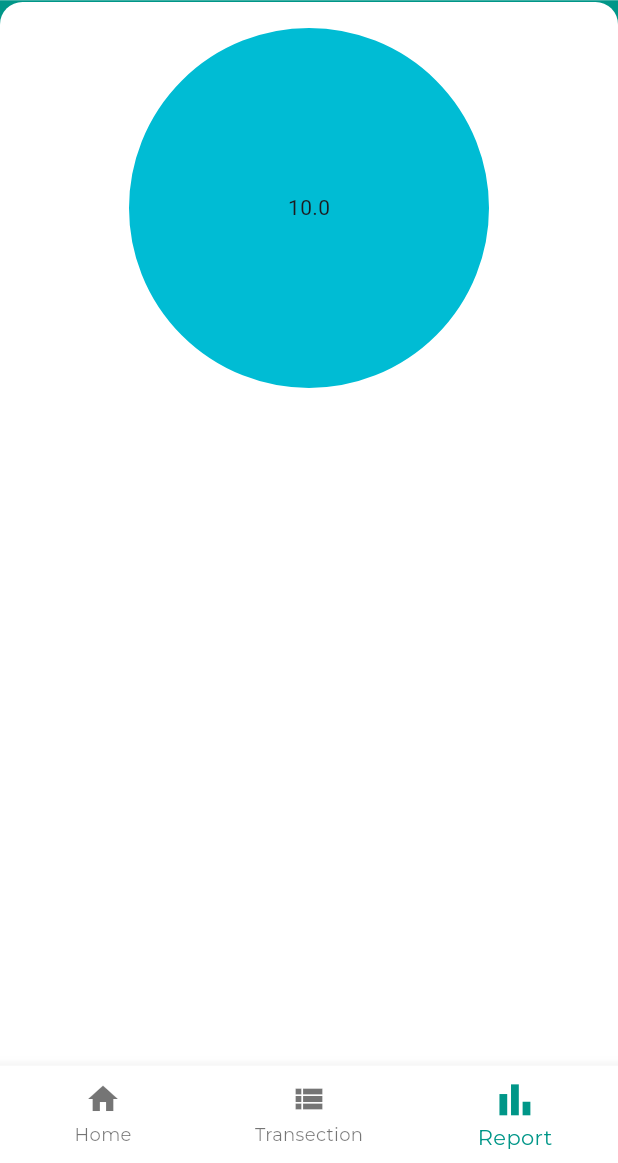
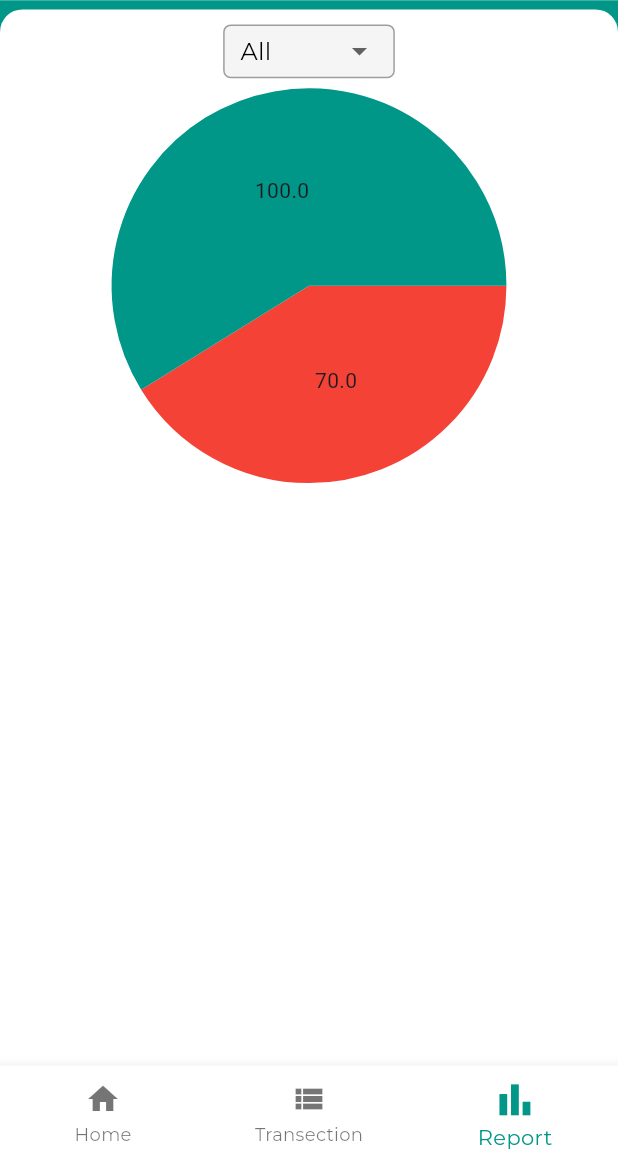
Before and after one commit to niceislam/Finance_manager, a Flutter app: the HomeScreen screen opened directly, item 3 of the bottom bar chosen, on a phone screen of 412 x 824 dp, the part 73-1236 px from its top. Run offline on Flutter 3.47's test engine with Material 3 defaults, Android fonts, the phone set to English and light mode, and no system bars; drawn by our look-alikes of fl_chart; our stand-ins replace cloud_firestore, device_preview, firebase_auth, firebase_core, firebase_storage, flutter_easyloading and 8 more; accounts and stored records are empty.

Commit message:
pieChart add

```diff
--- a/lib/app/module/home/controller/report_controller/report.dart
+++ b/lib/app/module/home/controller/report_controller/report.dart
@@ -2,5 +2,7 @@
 import 'package:get/get.dart';
 
 class ReportController extends GetxController {
-  HomeController HController = Get.find<HomeController>();
+  HomeController Hcontroller = Get.find<HomeController>();
+  RxList<String> reportList = ["All", "Today", "Weekly", "Monthly"].obs;
+  RxString initialValue = "All".obs;
 }
--- a/lib/app/module/home/view/screen/home_screen/bottom_home/report_body/report_body.dart
+++ b/lib/app/module/home/view/screen/home_screen/bottom_home/report_body/report_body.dart
@@ -1,6 +1,8 @@
 import 'package:finance_management/app/data/model/firebase_get_model.dart';
 import 'package:finance_management/app/module/home/Global_widget/custom_text.dart';
 import 'package:finance_management/app/module/home/controller/report_controller/report.dart';
+import 'package:finance_management/app/module/home/view/screen/home_screen/bottom_home/report_body/widget/piechart_report.dart';
+import 'package:finance_management/app/module/home/view/screen/home_screen/bottom_home/report_body/widget/report_category.dart';
 import 'package:fl_chart/fl_chart.dart';
 import 'package:flutter/material.dart';
 import 'package:flutter_screenutil/flutter_screenutil.dart';
@@ -20,10 +22,11 @@
             clipBehavior: Clip.none,
             children: [
               Container(height: 20.h, width: size.width, color: Colors.teal),
-              Padding(
-                padding: EdgeInsets.only(top: 1),
-                child: Container(
+
+              //body
+              Container(
                 padding: EdgeInsets.only(top: 10, left: 15, right: 15),
+                margin: EdgeInsets.only(top: 5.h),
                 height: size.height,
                 width: size.width,
                 decoration: BoxDecoration(
@@ -34,29 +37,27 @@
                   color: Colors.white,
                 ),
                 child: Obx(() {
-                    final check = controller.HController.userAllData.value;
+                  final check = controller.Hcontroller.userAllData.value;
                   if (check == FirebaseGetModel()) {
                     return Center(
                       child: CustomText(text: "Something went wrong"),
                     );
                   }
                   return Column(
+                    crossAxisAlignment: CrossAxisAlignment.start,
                     children: [
+                      //Category Dropdown
+                      ReportCategory(controller: controller),
+                      SizedBox(height: 10),
+
+                      //PieChart
                       AspectRatio(
-                          aspectRatio: 1.5,
-                          child: PieChart(
-                            PieChartData(
-                              centerSpaceRadius: 0,
-                              sections: [
-                                PieChartSectionData(value: 10, radius: 120),
-                              ],
-                            ),
-                          ),
+                        aspectRatio: 1.3.r,
+                        child: PieChartCustom(controller: controller),
                       ),
                     ],
                   );
                 }),
-                ),
               ),
             ],
           ),
--- /dev/null
+++ b/lib/app/module/home/view/screen/home_screen/bottom_home/report_body/widget/piechart_report.dart
@@ -0,0 +1,23 @@
+import 'package:finance_management/app/module/home/controller/report_controller/report.dart';
+import 'package:fl_chart/fl_chart.dart';
+import 'package:flutter/material.dart';
+import 'package:flutter_screenutil/flutter_screenutil.dart';
+
+class PieChartCustom extends StatelessWidget {
+  const PieChartCustom({super.key, required this.controller});
+  final ReportController controller;
+
+  @override
+  Widget build(BuildContext context) {
+    return PieChart(
+      PieChartData(
+        centerSpaceRadius: 0,
+        sectionsSpace: 0,
+        sections: [
+          PieChartSectionData(value: 70, radius: 115.r, color: Colors.red),
+          PieChartSectionData(value: 100, radius: 115.r, color: Colors.teal),
+        ],
+      ),
+    );
+  }
+}
--- /dev/null
+++ b/lib/app/module/home/view/screen/home_screen/bottom_home/report_body/widget/report_category.dart
@@ -0,0 +1,49 @@
+import 'package:flutter/material.dart';
+import 'package:flutter_screenutil/flutter_screenutil.dart';
+import 'package:get/get.dart';
+import '../../../../../../Global_widget/custom_text.dart';
+import '../../../../../../controller/report_controller/report.dart';
+
+class ReportCategory extends StatelessWidget {
+  const ReportCategory({super.key, required this.controller});
+
+  final ReportController controller;
+
+  @override
+  Widget build(BuildContext context) {
+    return Obx(
+      () => Center(
+        child: Container(
+          height: 30.h,
+          width: 100.w,
+          decoration: BoxDecoration(
+            border: Border.all(color: Colors.grey),
+            borderRadius: BorderRadius.circular(5),
+            color: Colors.grey.shade100,
+          ),
+          child: Center(
+            child: DropdownButton<String>(
+              dropdownColor: Colors.white,
+              borderRadius: BorderRadius.circular(10),
+              underline: SizedBox(),
+              isDense: true,
+
+              value: controller.initialValue.value == ""
+                  ? null
+                  : controller.initialValue.value,
+              items: controller.reportList.map<DropdownMenuItem<String>>((v) {
+                return DropdownMenuItem(
+                  value: v,
+                  child: CustomText(text: v),
+                );
+              }).toList(),
+              onChanged: (value) {
+                controller.initialValue.value = value!;
+              },
+            ),
+          ),
+        ),
+      ),
+    );
+  }
+}
```
Lines whose indentation alone changed are shown as unchanged.
